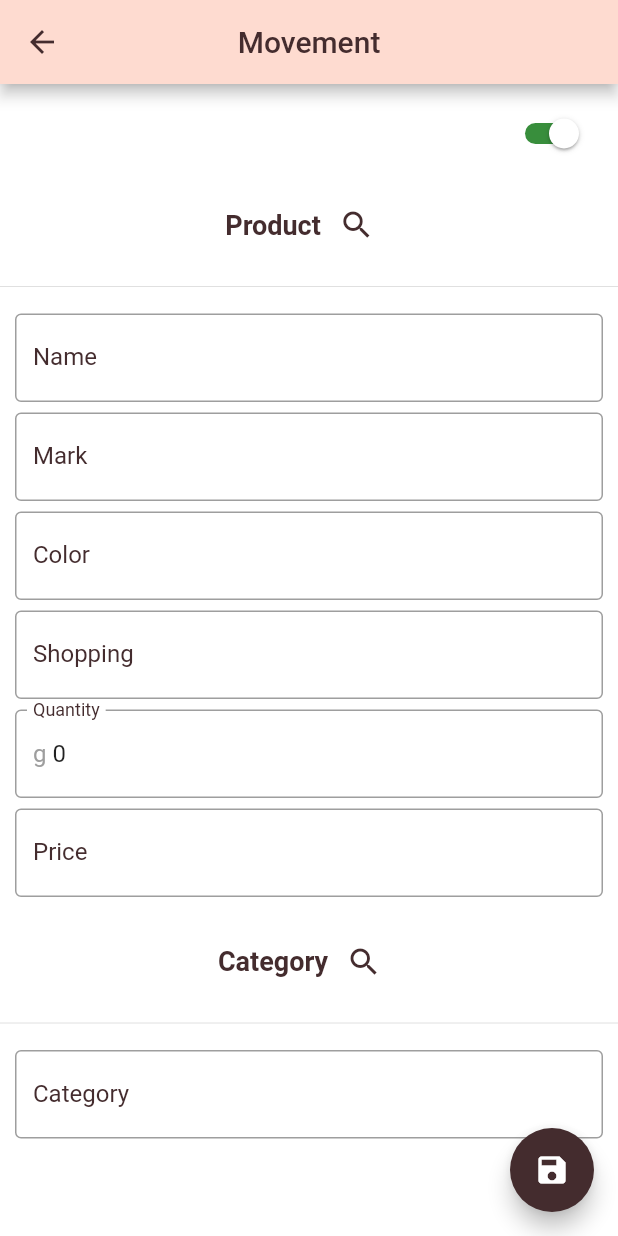
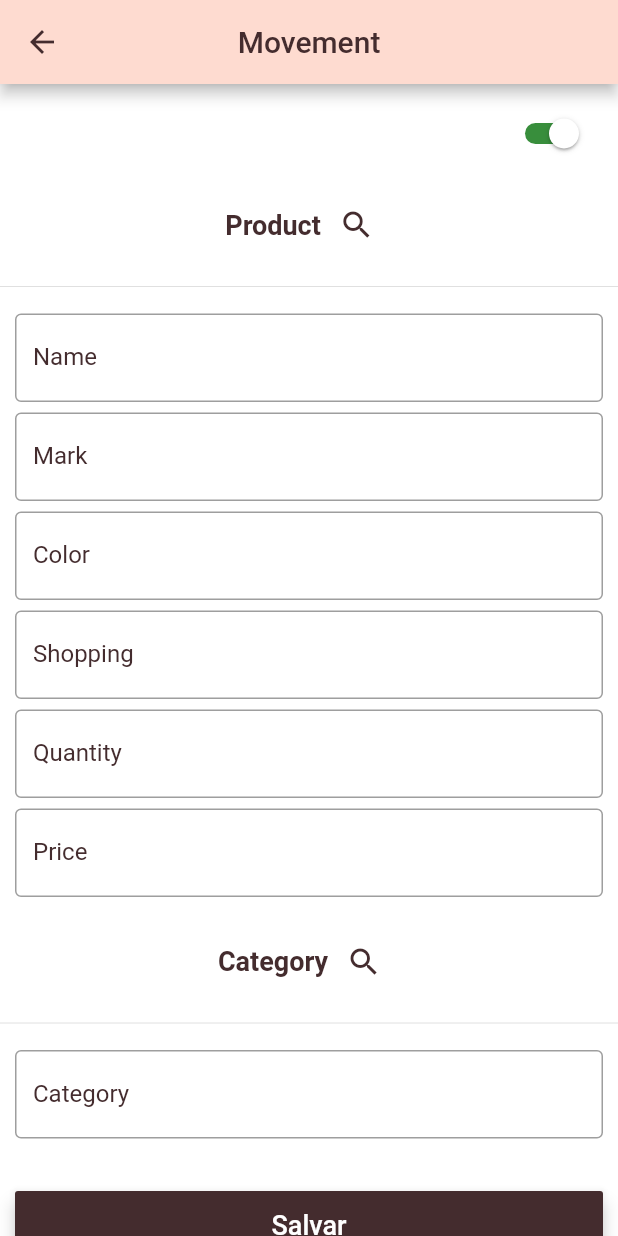
Before and after one commit to Arthur2023/loja_flor_de_gato, a Flutter app: the CreateMovement screen opened directly, on a phone screen of 412 x 824 dp. Run offline on Flutter 3.47's test engine with Material 2 defaults, Android fonts, the phone set to English and light mode, and no system bars; our stand-ins replace cloud_firestore, firebase_core, firebase_storage, image_picker; accounts and stored records are empty.

Commit message:
setima atualizacao

```diff
--- /dev/null
+++ b/lib/Controllers/MovementController.dart
@@ -0,0 +1,18 @@
+
+import 'package:flor_de_gato/Models/Movement.dart';
+import 'package:flor_de_gato/Service/MovementService.dart';
+import 'package:flutter/material.dart';
+
+class MovementController extends ChangeNotifier {
+  MovementController() {
+    MovementService().getAll().then((value) => movements = value);
+  }
+
+  Future<void> load() async {
+    movements = await MovementService().getAll();
+    notifyListeners();
+  }
+
+  List<Movement> movements = [];
+
+}
--- a/lib/Controllers/ProductController.dart
+++ b/lib/Controllers/ProductController.dart
@@ -33,6 +33,7 @@ class ProductController extends ChangeNotifier {
 
   List<Product> _actualProducts = [];
   List<Category> _categorys = [];
+
 
   List<Category> get categorys => _categorys;
 
--- a/lib/Models/Movement.dart
+++ b/lib/Models/Movement.dart
@@ -9,9 +9,11 @@ class Movement {
   String productID;
   num quantity;
 
+  Product product;
+
   Map<String, dynamic> toMap() {
     return {
-      "date": Timestamp.now(),
+      "date": Timestamp.now().toString(),
       "productID": productID,
       "quantity": quantity
     };
@@ -19,7 +21,7 @@ class Movement {
 
   Movement.fromDocumment(DocumentSnapshot documentSnapshot) {
     id = documentSnapshot.id;
-    date = documentSnapshot.data()["date"];
+    date = documentSnapshot.data()["date"].toString();
     productID = documentSnapshot.data()["productID"];
     quantity = documentSnapshot.data()["quantity"];
 
--- a/lib/Models/Product.dart
+++ b/lib/Models/Product.dart
@@ -1,5 +1,4 @@
 import 'package:cloud_firestore/cloud_firestore.dart';
-import 'package:flor_de_gato/Models/RequestProduct.dart';
 import 'package:flor_de_gato/Service/ProductService.dart';
 
 class Product {
@@ -23,6 +22,7 @@ class Product {
   String toString() {
     return 'Product{id: $id, name: $name, mark: $mark, color: $color, categoryID: $categoryID, quantity: $quantity, price: $price, shopping: $shopping}';
   }
+
 
   Product.fromDocumment(DocumentSnapshot documentSnapshot) {
     id = documentSnapshot.id;
--- a/lib/Models/Request.dart
+++ b/lib/Models/Request.dart
@@ -155,11 +155,13 @@ class Request extends ChangeNotifier {
 
   int getAvaliableQuantityFromProductAtMoment(Product p) {
     int aux = p.quantity;
+    print(aux);
     for (final rp in products) {
-      if (rp.product.id == p.id) {
-        aux -= rp.product.quantity;
+      if (rp.product.id == p.id && rp.id == null) {
+        aux -= rp.quantity;
       }
     }
+    print(aux);
     return aux;
   }
 }
--- a/lib/Pages/Creates/CreateMovement.dart
+++ b/lib/Pages/Creates/CreateMovement.dart
@@ -46,8 +46,8 @@ class _CreateMovementState extends State<CreateMovement> {
     markController.text = product.mark;
     colorController.text = product.color;
     shoppingController.text = product.shopping;
-    quantityController.text = product.quantity == null ? "" : product.quantity.toString();
-    priceController.text = product.price == 0 ? "" : product.price.toString();
+    quantityController.text = product.quantity == 0 ? "" : product.quantity.toStringAsFixed(2);
+    priceController.text = product.price == 0 ? "" : product.price.toStringAsFixed(2);
     nameCategoryController.text = category.name;
   }
 
@@ -64,39 +64,6 @@ class _CreateMovementState extends State<CreateMovement> {
           style: TextStyle(color: Color(0xFF442C2E)),
         ),
         centerTitle: true,
-        actions: [
-          if (widget.editing)
-            IconButton(
-                color: Color(0xFF442C2E),
-                icon: Icon(Icons.delete),
-                onPressed: () {
-                  showDialog(
-                    context: context,
-                    builder: (context2) => GenericDialog(
-                      title: "Confirmar",
-                      contentText: "Deseja excluir este pedido?",
-                      submitButtonText: "Excluir",
-                      submitButtonColor: Colors.red,
-                      onSubmit: () async {
-                        progressDialog(context);
-                        if (!await context.read<ProductController>().remove(product)) {
-                          Navigator.of(context).pop();
-                          showSnackBar(
-                            text: "Erro ao Excluir produto",
-                            duration: Duration(seconds: 2),
-                            scaffoldKey: scaffoldKey,
-                          );
-                          print(product);
-                          return;
-                        }
-                        Navigator.of(context).pop();
-                        Navigator.of(context).pop();
-                        Navigator.of(context).pop();
-                      },
-                    ),
-                  );
-                }),
-        ],
       ),
       body: SingleChildScrollView(
           child: Form(
@@ -105,7 +72,7 @@ class _CreateMovementState extends State<CreateMovement> {
           crossAxisAlignment: CrossAxisAlignment.stretch,
           children: [
             SizedBox(height: 5),
-            if(!widget.editing)
+            if (!widget.editing)
               SwitchListTile(
                 value: context.watch<ProductController>().typemov,
                 onChanged: (value) {
@@ -125,6 +92,7 @@ class _CreateMovementState extends State<CreateMovement> {
                     style: TextStyle(color: Color(0xFF442C2E), fontSize: 18, fontWeight: FontWeight.bold),
                     textAlign: TextAlign.center,
                   ),
+                  if (!widget.editing)
                     IconButton(
                       icon: Icon(Icons.search),
                       onPressed: () async {
@@ -158,6 +126,7 @@ class _CreateMovementState extends State<CreateMovement> {
               child: Column(
                 children: [
                   TextFormField(
+                    enabled: context.read<ProductController>().typemov,
                     readOnly: widget.editing,
                     controller: nameController,
                     decoration: InputDecoration(
@@ -182,6 +151,7 @@ class _CreateMovementState extends State<CreateMovement> {
                   Padding(
                     padding: EdgeInsets.symmetric(vertical: 7),
                     child: TextFormField(
+                      enabled: context.read<ProductController>().typemov,
                       readOnly: widget.editing,
                       controller: markController,
                       decoration: InputDecoration(
@@ -205,6 +175,7 @@ class _CreateMovementState extends State<CreateMovement> {
                     ),
                   ),
                   TextFormField(
+                    enabled: context.read<ProductController>().typemov,
                     readOnly: widget.editing,
                     controller: colorController,
                     decoration: InputDecoration(
@@ -230,6 +201,7 @@ class _CreateMovementState extends State<CreateMovement> {
                     Padding(
                       padding: EdgeInsets.symmetric(vertical: 7),
                       child: TextFormField(
+                        enabled: context.read<ProductController>().typemov,
                         controller: shoppingController,
                         decoration: InputDecoration(
                           labelText: "Shopping",
@@ -282,6 +254,8 @@ class _CreateMovementState extends State<CreateMovement> {
                   SizedBox(
                     height: 7,
                   ),
+                  if(context.watch<ProductController>().typemov ||
+                      widget.editing)
                     TextFormField(
                     readOnly: widget.editing,
                     controller: priceController,
@@ -319,6 +293,7 @@ class _CreateMovementState extends State<CreateMovement> {
                     style: TextStyle(color: Color(0xFF442C2E), fontSize: 18, fontWeight: FontWeight.bold),
                     textAlign: TextAlign.center,
                   ),
+                  if (!widget.editing)
                     IconButton(
                       icon: Icon(Icons.search),
                       onPressed: () async {
@@ -367,22 +342,28 @@ class _CreateMovementState extends State<CreateMovement> {
                 },
               ),
             ),
-            SizedBox(height: 100)
-          ],
+            Padding(
+              padding: const EdgeInsets.only(top: 25, bottom: 50, left: 10, right: 10),
+              child: SizedBox(
+                  height: 45,
+                  child: widget.editing
+                      ? null
+                      : RaisedButton(
+                          child: Text(
+                            "Salvar",
+                            style: TextStyle(fontSize: 18, color: Colors.white),
                           ),
-      )),
-      floatingActionButton: widget.editing
-          ? null
-          : FloatingActionButton(
+                          color: Color(0xFF442C2E),
+                          elevation: 5,
                           onPressed: () async {
                             if (!formkey.currentState.validate()) return;
                             formkey.currentState.save();
                             progressDialog(context);
                             if (!context.read<ProductController>().typemov) {
                               product.quantity = product.quantity * -1;
-                  product.price = product.price * -1;
+                              Product aux = ProductController().findProduct(product.id);
+                              product.price = ((aux.price/aux.quantity)*product.quantity);
                             }
-
 
                             if (!await context.read<ProductController>().add(product, category)) {
                               Navigator.of(context).pop();
@@ -397,9 +378,39 @@ class _CreateMovementState extends State<CreateMovement> {
                             Navigator.of(context).pop();
                             Navigator.of(context).pop();
                           },
-              backgroundColor: Color(0xFF442C2E),
-              child: Icon(Icons.save),
+                        )),
             ),
+          ],
+        ),
+      )),
+      // floatingActionButton: widget.editing
+      //     ? null
+      //     : FloatingActionButton(
+      //         onPressed: () async {
+      //           if (!formkey.currentState.validate()) return;
+      //           formkey.currentState.save();
+      //           progressDialog(context);
+      //           if (!context.read<ProductController>().typemov) {
+      //             product.quantity = product.quantity * -1;
+      //             product.price = product.price * -1;
+      //           }
+      //
+      //           if (!await context.read<ProductController>().add(product, category)) {
+      //             Navigator.of(context).pop();
+      //             showSnackBar(
+      //               text: "Erro ao adicionar cliente",
+      //               scaffoldKey: scaffoldKey,
+      //             );
+      //             return;
+      //           }
+      //           print(product);
+      //           Navigator.of(context).pop();
+      //           Navigator.of(context).pop();
+      //           Navigator.of(context).pop();
+      //         },
+      //         backgroundColor: Color(0xFF442C2E),
+      //         child: Icon(Icons.save),
+      //       ),
     );
   }
 }
--- a/lib/Pages/Search/ProductSearch.dart
+++ b/lib/Pages/Search/ProductSearch.dart
@@ -22,6 +22,7 @@ class ProductSearch extends StatelessWidget {
             children: [
               for (final product
                   in context.watch<ProductController>().actualProducts)
+                if(product.quantity > 0)
                 InkWell(
                   onTap: () {
                     Navigator.pop(context, product.clone());
--- a/lib/main.dart
+++ b/lib/main.dart
@@ -1,4 +1,5 @@
 import 'package:flor_de_gato/Controllers/ClientController.dart';
+import 'package:flor_de_gato/Controllers/MovementController.dart';
 import 'package:flor_de_gato/Controllers/ProductController.dart';
 import 'package:flutter/material.dart';
 import 'package:provider/provider.dart';
@@ -26,6 +27,10 @@ class MyApp extends StatelessWidget {
             lazy: false,
           ),
           ChangeNotifierProvider(
+            create: (_) => MovementController(),
+            lazy: false,
+          ),
+          ChangeNotifierProvider(
             create: (_) => RequestController(),
             lazy: false,
           ),
--- a/pubspec.yaml
+++ b/pubspec.yaml
@@ -60,6 +60,7 @@ flutter:
     - images/rayssa.png
     - images/arthur.png
     - images/contact.png
+    - images/nature1.jpg
 
   # An image asset can refer to one or more resolution-specific "variants", see
   # https://flutter.dev/assets-and-images/#resolution-aware.
```
Also changed, not shown: lib/Controllers/RequestController.dart (+12 -1 lines), lib/Pages/Creates/CreateRequest.dart (+36 -13 lines), lib/Service/MovementService.dart (+9 -0 lines), lib/Service/RequestService.dart (+7 -9 lines), lib/Tabs/HistoricTab.dart (+41 -5 lines), lib/Tiles/Drawer/ListCategoryTile.dart (+8 -3 lines), lib/Tiles/Drawer/ListMovimentTile.dart (added, +56 -0 lines), lib/Widgets/CustomDrawer.dart (+16 -2 lines), images/nature1.jpg (added). Lines whose indentation alone changed are shown as unchanged.
